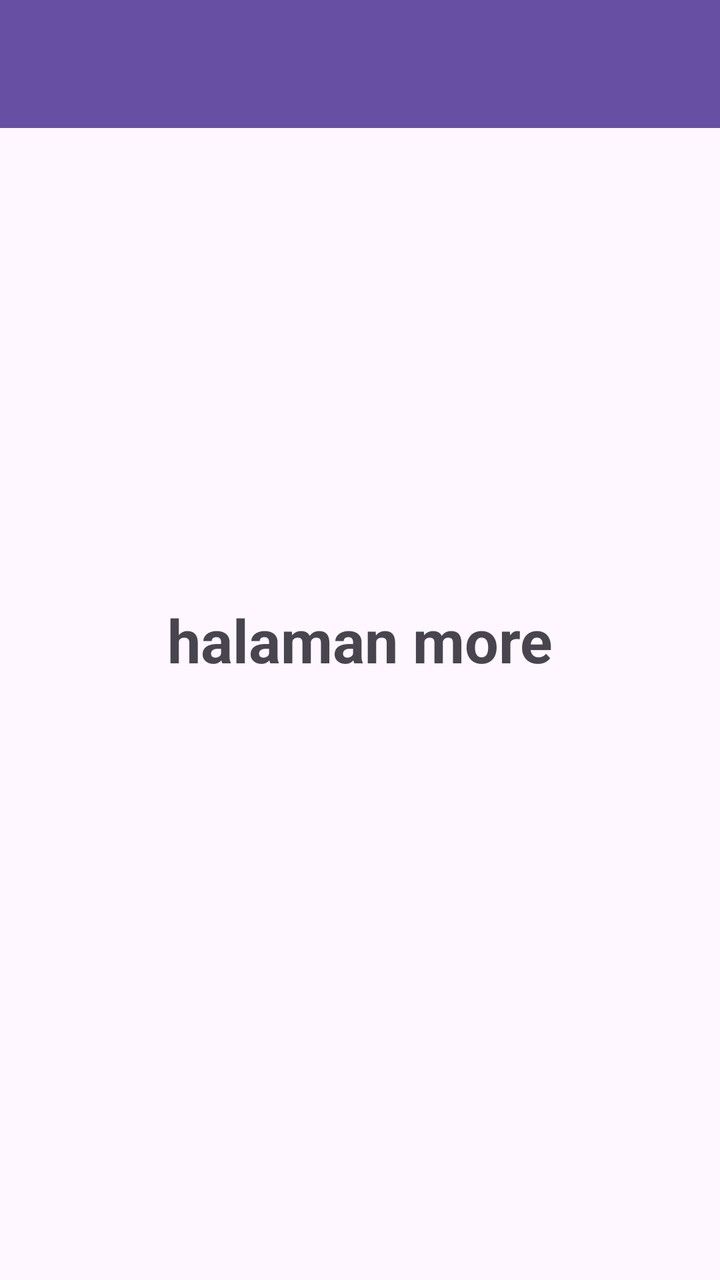
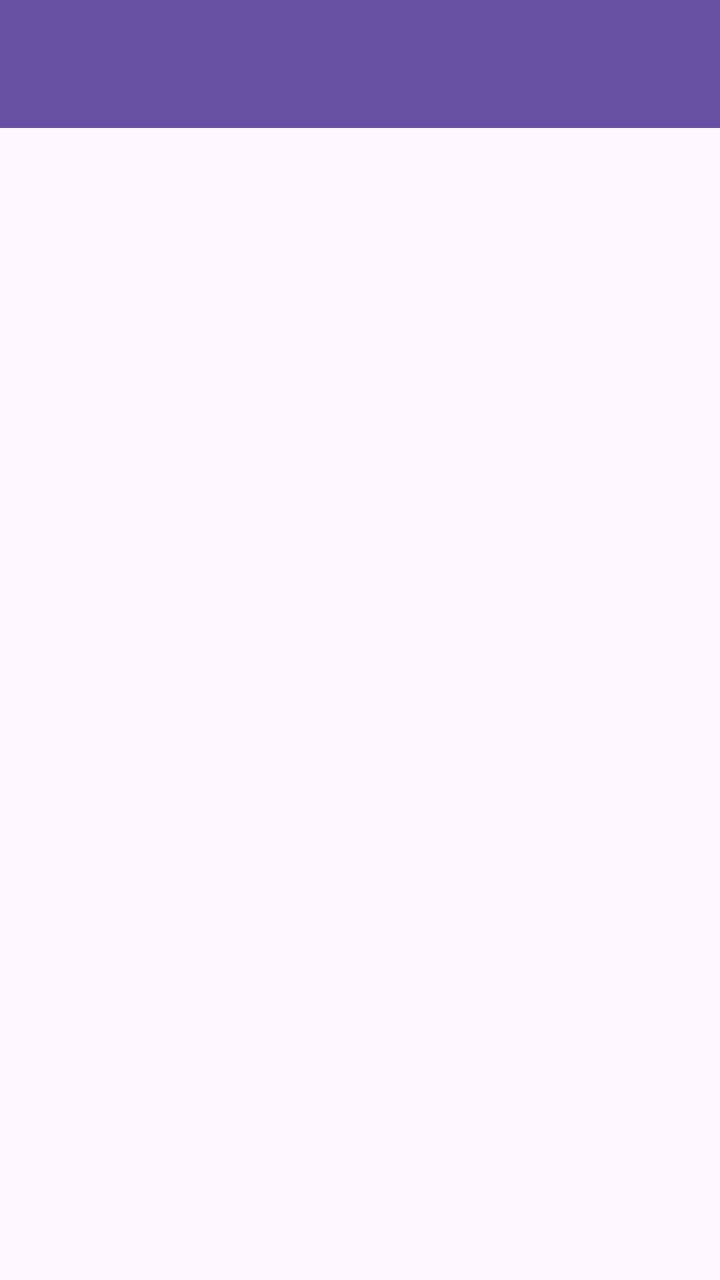

Two renders of the same Android screen: before a commit and after it. Below are the layout's source before the change and the commit's diff.
<!-- AndroidManifest.xml: application theme Theme.Zahwa3TIE -->
<!-- res/layout/fragment_more.xml -->
<?xml version="1.0" encoding="utf-8"?>
<androidx.constraintlayout.widget.ConstraintLayout xmlns:android="http://schemas.android.com/apk/res/android"
    xmlns:tools="http://schemas.android.com/tools"
    android:layout_width="match_parent"
    android:layout_height="match_parent"
    xmlns:app="http://schemas.android.com/apk/res-auto"
    tools:context=".More.MoreFragment">
    <androidx.appcompat.widget.Toolbar
        android:id="@+id/toolbar"
        android:layout_width="match_parent"
        android:layout_height="?attr/actionBarSize"
        android:background="?attr/colorPrimary"
        app:layout_constraintEnd_toEndOf="parent"
        app:layout_constraintStart_toStartOf="parent"
        app:layout_constraintTop_toTopOf="parent"
        app:subtitleTextColor="@android:color/white"
        app:titleTextColor="@android:color/white"
        app:layout_scrollFlags="scroll|enterAlways"/>
    <TextView
        android:layout_width="match_parent"
        android:layout_height="match_parent"
        android:text="halaman more"
        android:textSize="30sp"
        android:textStyle="bold"
        android:gravity="center"/>


</androidx.constraintlayout.widget.ConstraintLayout>
<!-- resources referenced by this layout -->
<resources>
  <style name="Theme.Zahwa3TIE" parent="Base.Theme.Zahwa3TIE" />
  <style name="Base.Theme.Zahwa3TIE" parent="Theme.Material3.DayNight.NoActionBar">
          
          
      </style>
</resources>

<!-- the commit's change to res/layout/fragment_more.xml (unified diff, before → after) -->
@@ -1,28 +1,33 @@
 <?xml version="1.0" encoding="utf-8"?>
-<androidx.constraintlayout.widget.ConstraintLayout xmlns:android="http://schemas.android.com/apk/res/android"
+<androidx.coordinatorlayout.widget.CoordinatorLayout
+    xmlns:android="http://schemas.android.com/apk/res/android"
     xmlns:tools="http://schemas.android.com/tools"
+    xmlns:app="http://schemas.android.com/apk/res-auto"
     android:layout_width="match_parent"
     android:layout_height="match_parent"
-    xmlns:app="http://schemas.android.com/apk/res-auto"
     tools:context=".More.MoreFragment">
-    <androidx.appcompat.widget.Toolbar
-        android:id="@+id/toolbar"
+
+    <com.google.android.material.appbar.AppBarLayout
+        android:id="@+id/appBarLayout"
         android:layout_width="match_parent"
-        android:layout_height="?attr/actionBarSize"
-        android:background="?attr/colorPrimary"
-        app:layout_constraintEnd_toEndOf="parent"
-        app:layout_constraintStart_toStartOf="parent"
-        app:layout_constraintTop_toTopOf="parent"
-        app:subtitleTextColor="@android:color/white"
-        app:titleTextColor="@android:color/white"
-        app:layout_scrollFlags="scroll|enterAlways"/>
-    <TextView
+        android:layout_height="wrap_content"
+        android:theme="@style/ThemeOverlay.AppCompat.Dark.ActionBar">
+
+        <androidx.appcompat.widget.Toolbar
+            android:id="@+id/toolbar"
+            android:layout_width="match_parent"
+            android:layout_height="?attr/actionBarSize"
+            android:background="?attr/colorPrimary"
+            app:layout_scrollFlags="scroll|enterAlways"
+            app:subtitleTextColor="@android:color/white"
+            app:titleTextColor="@android:color/white" />
+
+    </com.google.android.material.appbar.AppBarLayout>
+
+    <ListView
+        android:id="@+id/listViewItems"
         android:layout_width="match_parent"
         android:layout_height="match_parent"
-        android:text="halaman more"
-        android:textSize="30sp"
-        android:textStyle="bold"
-        android:gravity="center"/>
+        app:layout_behavior="@string/appbar_scrolling_view_behavior" />
 
-
-</androidx.constraintlayout.widget.ConstraintLayout>
+</androidx.coordinatorlayout.widget.CoordinatorLayout>
